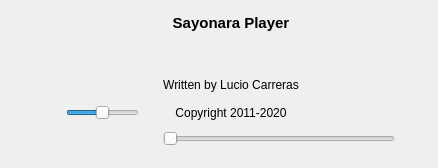
Qt form src/Gui/Player/GUI_Controls.ui (Inferno214221/sayonara-player) before a commit.
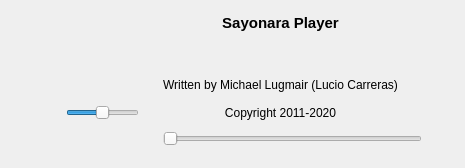
The same form after that commit. Icons and pictures are not drawn. Custom widgets are drawn as their Qt base class.

The edit to the form file:
```diff
--- a/src/Gui/Player/GUI_Controls.ui
+++ b/src/Gui/Player/GUI_Controls.ui
@@ -315,7 +315,7 @@
         </size>
        </property>
        <property name="text">
-        <string>Written by Lucio Carreras</string>
+        <string>Written by Michael Lugmair (Lucio Carreras)</string>
        </property>
        <property name="alignment">
         <set>Qt::AlignCenter</set>
```
